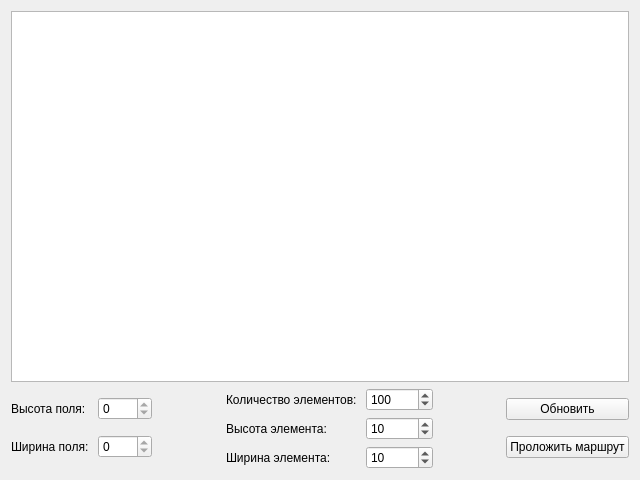
Old version of the form mainwindow.ui in the repository Ingori/PathFinder.
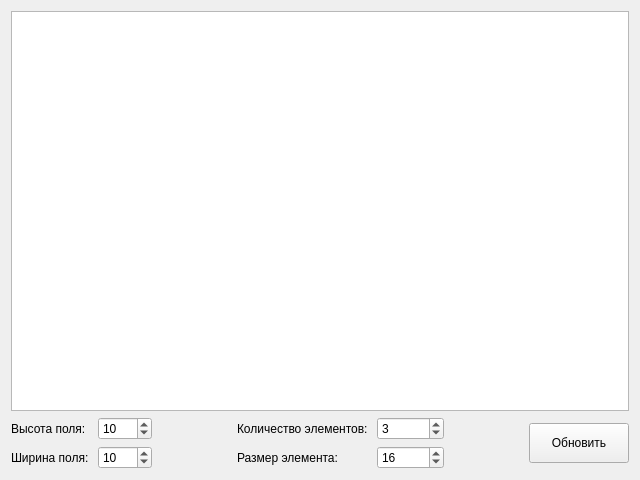
New version of the form.

Diff of the .ui file:
```diff
--- a/mainwindow.ui
+++ b/mainwindow.ui
@@ -24,12 +24,12 @@
        <layout class="QGridLayout" name="gridLayout_3">
         <item row="0" column="1">
          <widget class="QSpinBox" name="highScreen">
-          <property name="readOnly">
-           <bool>true</bool>
-          </property>
           <property name="maximum">
            <number>4096</number>
           </property>
+          <property name="value">
+           <number>10</number>
+          </property>
          </widget>
         </item>
         <item row="0" column="0">
@@ -48,12 +48,12 @@
         </item>
         <item row="1" column="1">
          <widget class="QSpinBox" name="widthScreen">
-          <property name="readOnly">
-           <bool>true</bool>
-          </property>
           <property name="maximum">
            <number>4096</number>
           </property>
+          <property name="value">
+           <number>10</number>
+          </property>
          </widget>
         </item>
        </layout>
@@ -73,30 +73,30 @@
       </item>
       <item>
        <layout class="QGridLayout" name="gridLayout_2">
-        <item row="1" column="1">
-         <widget class="QSpinBox" name="highEl">
-          <property name="maximum">
-           <number>4096</number>
-          </property>
-          <property name="value">
-           <number>10</number>
-          </property>
-         </widget>
-        </item>
-        <item row="1" column="0">
-         <widget class="QLabel" name="label_2">
-          <property name="text">
-           <string>Высота элемента: </string>
-          </property>
-         </widget>
-        </item>
         <item row="0" column="1">
          <widget class="QSpinBox" name="countEl">
           <property name="maximum">
            <number>16777216</number>
           </property>
           <property name="value">
-           <number>100</number>
+           <number>3</number>
+          </property>
+         </widget>
+        </item>
+        <item row="1" column="0">
+         <widget class="QLabel" name="label_3">
+          <property name="text">
+           <string>Размер элемента: </string>
+          </property>
+         </widget>
+        </item>
+        <item row="1" column="1">
+         <widget class="QSpinBox" name="sizeEl">
+          <property name="maximum">
+           <number>4096</number>
+          </property>
+          <property name="value">
+           <number>16</number>
           </property>
          </widget>
         </item>
@@ -107,23 +107,6 @@
           </property>
          </widget>
         </item>
-        <item row="2" column="0">
-         <widget class="QLabel" name="label_3">
-          <property name="text">
-           <string>Ширина элемента: </string>
-          </property>
-         </widget>
-        </item>
-        <item row="2" column="1">
-         <widget class="QSpinBox" name="widthEl">
-          <property name="maximum">
-           <number>4096</number>
-          </property>
-          <property name="value">
-           <number>10</number>
-          </property>
-         </widget>
-        </item>
        </layout>
       </item>
       <item>
@@ -140,22 +123,17 @@
        </spacer>
       </item>
       <item>
-       <layout class="QVBoxLayout" name="verticalLayout">
-        <item>
-         <widget class="QPushButton" name="refresh">
-          <property name="text">
-           <string>Обновить</string>
-          </property>
-         </widget>
-        </item>
-        <item>
-         <widget class="QPushButton" name="pathFinder">
-          <property name="text">
-           <string>Проложить маршрут</string>
-          </property>
-         </widget>
-        </item>
-       </layout>
+       <widget class="QPushButton" name="refresh">
+        <property name="minimumSize">
+         <size>
+          <width>100</width>
+          <height>40</height>
+         </size>
+        </property>
+        <property name="text">
+         <string>Обновить</string>
+        </property>
+       </widget>
       </item>
      </layout>
     </item>
```
